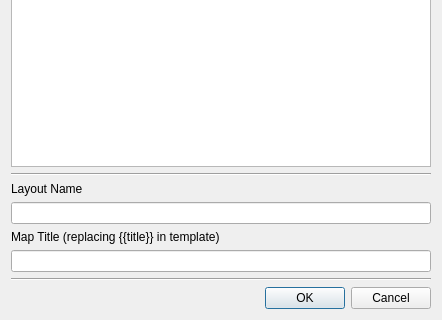
Before: the Qt Designer form layout_loader_dialog_base.ui in klakar/LayoutLoader, drawn with Qt 5; both pictures show x 0 to 442 and y 509 to 829 of the 442 by 829 pixel window.
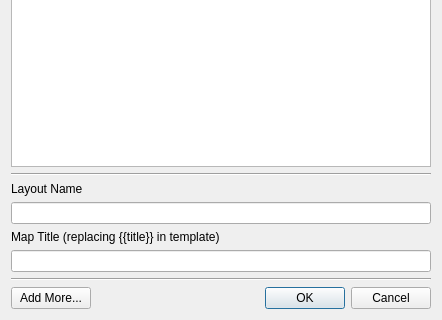
After: the same form once the commit is applied.

The edit to the form file:
```diff
--- a/layout_loader_dialog_base.ui
+++ b/layout_loader_dialog_base.ui
@@ -52,6 +52,28 @@
     </widget>
    </item>
    <item>
+    <layout class="QHBoxLayout" name="horizontalLayout">
+     <item>
+      <widget class="QPushButton" name="btnAddMore">
+       <property name="text">
+        <string>Add More...</string>
+       </property>
+      </widget>
+     </item>
+     <item>
+      <spacer name="horizontalSpacer">
+       <property name="orientation">
+        <enum>Qt::Horizontal</enum>
+       </property>
+       <property name="sizeHint" stdset="0">
+        <size>
+         <width>40</width>
+         <height>20</height>
+        </size>
+       </property>
+      </spacer>
+     </item>
+     <item>
     <widget class="QDialogButtonBox" name="button_box">
      <property name="orientation">
       <enum>Qt::Horizontal</enum>
@@ -60,6 +82,8 @@
       <set>QDialogButtonBox::Cancel|QDialogButtonBox::Ok</set>
      </property>
     </widget>
+     </item>
+    </layout>
    </item>
   </layout>
  </widget>
```
Lines whose indentation alone changed are shown as unchanged.
